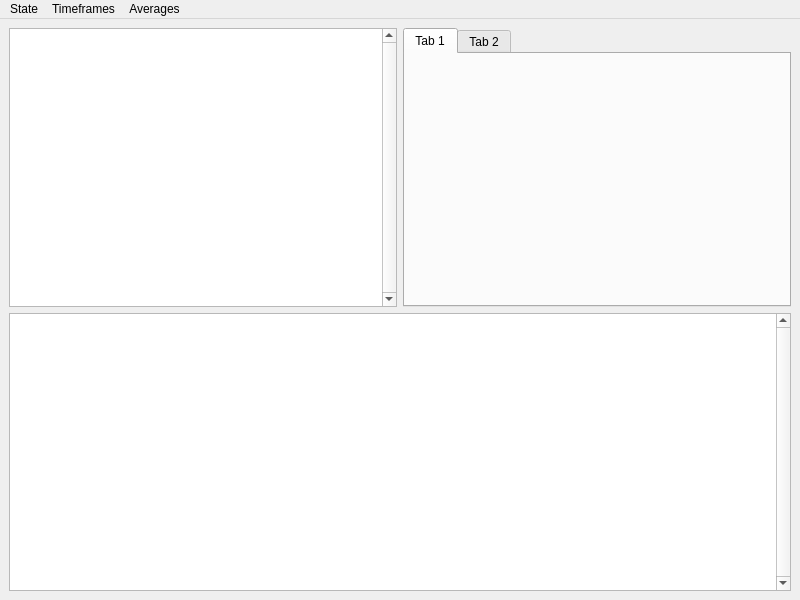
Old version of the form source/ui/watcherWindow.ui in the repository qrlik/MarketWatcher.
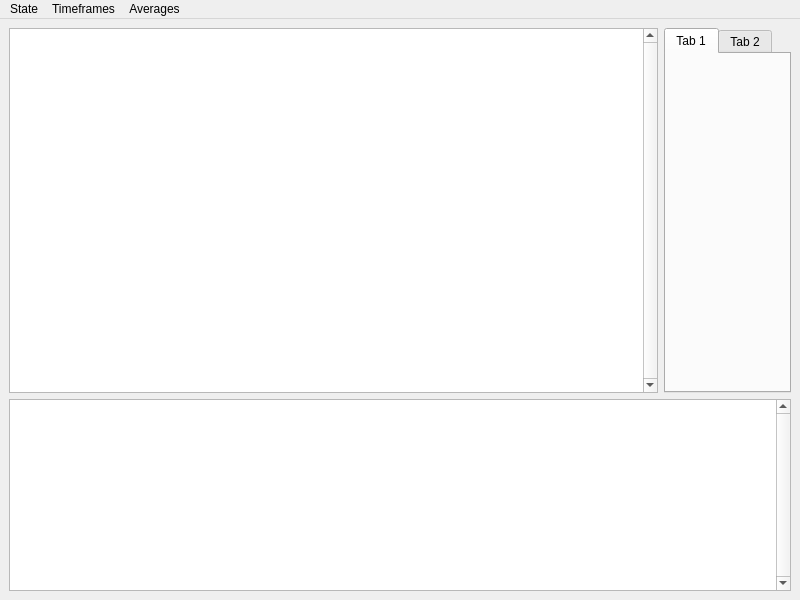
New version of the form.

```diff
--- a/source/ui/watcherWindow.ui
+++ b/source/ui/watcherWindow.ui
@@ -42,7 +42,7 @@
       <item>
        <widget class="QTabWidget" name="infoWidget">
         <property name="sizePolicy">
-         <sizepolicy hsizetype="Expanding" vsizetype="Expanding">
+         <sizepolicy hsizetype="Fixed" vsizetype="Expanding">
           <horstretch>0</horstretch>
           <verstretch>0</verstretch>
          </sizepolicy>
@@ -70,7 +70,7 @@
     <item>
      <widget class="QTextEdit" name="logBrowser">
       <property name="sizePolicy">
-       <sizepolicy hsizetype="MinimumExpanding" vsizetype="MinimumExpanding">
+       <sizepolicy hsizetype="Expanding" vsizetype="Fixed">
         <horstretch>0</horstretch>
         <verstretch>0</verstretch>
        </sizepolicy>
```
